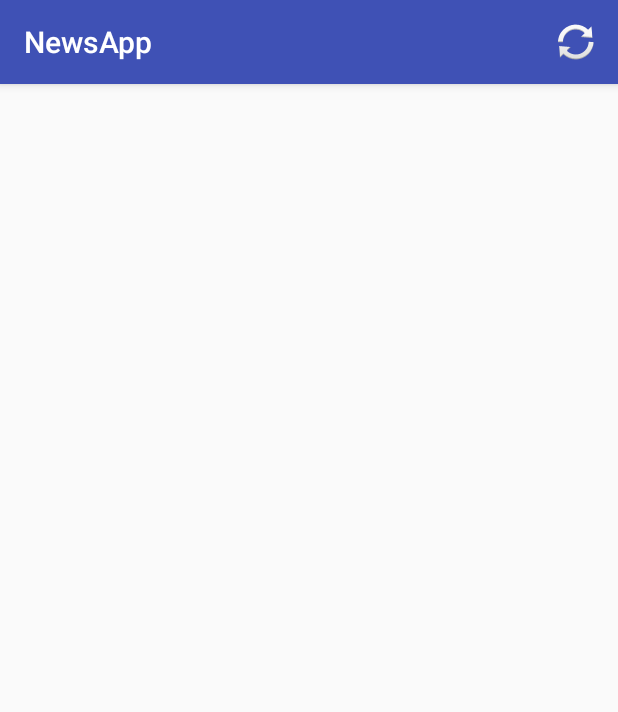
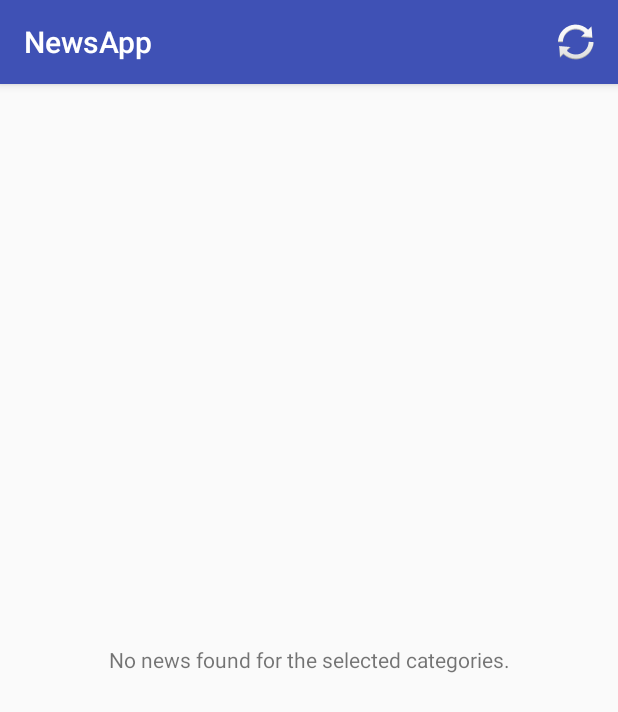
Before and after one commit to imarneanu/newsapp, an Android app: the screen it shows after launch (MainActivity), on a phone screen of 412 x 824 dp. Shown: the top 712 px of the screen. Run offline under Robolectric (Android 15) with nearby library versions, the phone set to English and light mode, and no system bars.

Commit message:
Show empty view if no news were found.

```diff
--- a/app/src/main/java/com/imarneanu/android/newsapp/activites/MainActivity.java
+++ b/app/src/main/java/com/imarneanu/android/newsapp/activites/MainActivity.java
@@ -20,6 +20,7 @@ import android.view.Menu;
 import android.view.MenuItem;
 import android.view.View;
 import android.widget.LinearLayout;
+import android.widget.TextView;
 import android.widget.Toast;
 
 import java.io.BufferedReader;
@@ -38,6 +39,7 @@ public class MainActivity extends AppCompatActivity implements NewsRecyclerListe
 
     private ArrayList<News> mNews;
     private LinearLayout mHeaderProgress;
+    private TextView mEmptyView;
     private NewsRecyclerAdapter mRecyclerAdapter;
 
     @Override
@@ -46,6 +48,7 @@ public class MainActivity extends AppCompatActivity implements NewsRecyclerListe
         setContentView(R.layout.activity_main);
 
         mHeaderProgress = (LinearLayout) findViewById(R.id.headerProgress);
+        mEmptyView = (TextView) findViewById(R.id.emptyView);
 
         RecyclerView recyclerView = (RecyclerView) findViewById(R.id.recycler_view);
         recyclerView.setLayoutManager(new LinearLayoutManager(this));
@@ -164,6 +167,7 @@ public class MainActivity extends AppCompatActivity implements NewsRecyclerListe
                 mRecyclerAdapter.notifyDataSetChanged();
             }
 
+            mEmptyView.setVisibility(news == null ? View.VISIBLE : View.GONE);
             mHeaderProgress.setVisibility(View.GONE);
         }
 
--- a/app/src/main/res/layout/activity_main.xml
+++ b/app/src/main/res/layout/activity_main.xml
@@ -18,6 +18,14 @@
             android:layout_height="wrap_content" />
     </LinearLayout>
 
+    <TextView
+        android:id="@+id/emptyView"
+        android:layout_width="match_parent"
+        android:layout_height="match_parent"
+        android:gravity="center"
+        android:text="@string/no_news"
+        android:visibility="gone" />
+
     <android.support.v7.widget.RecyclerView
         android:id="@+id/recycler_view"
         android:layout_width="match_parent"
--- a/app/src/main/res/values/strings.xml
+++ b/app/src/main/res/values/strings.xml
@@ -25,6 +25,8 @@
 
     <string name="action_refresh">Refresh</string>
 
+
+    <string name="no_news">No news found for the selected categories.</string>
     <string name="no_internet">No internet connection</string>
 
 </resources>
```
